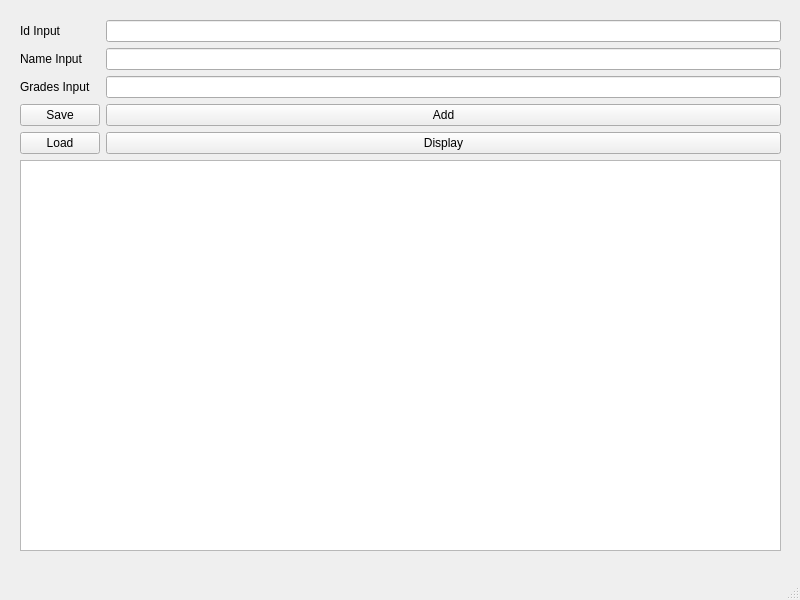
This is LimitedCampus/mainwindow.ui in Funnylinkk/super-duper-palm-tree as Qt 5 draws it before an edit. The edited form follows.
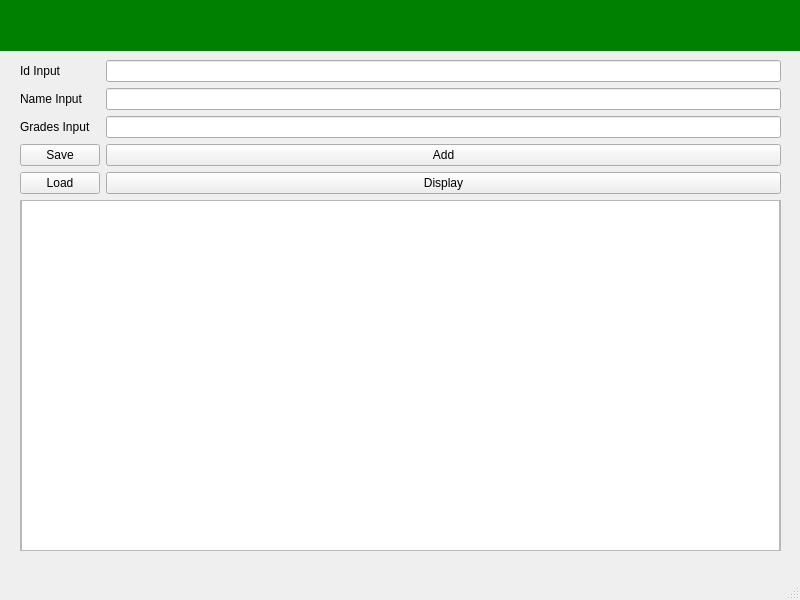
This is the edited form. Icons and pictures are not drawn.

The edit to the form file:
```diff
--- a/LimitedCampus/mainwindow.ui
+++ b/LimitedCampus/mainwindow.ui
@@ -18,9 +18,9 @@
     <property name="geometry">
      <rect>
       <x>20</x>
-      <y>20</y>
+      <y>60</y>
       <width>761</width>
-      <height>531</height>
+      <height>491</height>
      </rect>
     </property>
     <layout class="QFormLayout" name="formLayout">
@@ -83,10 +83,66 @@
       </widget>
      </item>
      <item row="5" column="0" colspan="2">
-      <widget class="QTextEdit" name="outputArea"/>
+      <widget class="QScrollArea" name="scrollArea">
+       <property name="widgetResizable">
+        <bool>true</bool>
+       </property>
+       <widget class="QWidget" name="scrollAreaWidgetContents_2">
+        <property name="geometry">
+         <rect>
+          <x>0</x>
+          <y>0</y>
+          <width>757</width>
+          <height>337</height>
+         </rect>
+        </property>
+        <widget class="QTextEdit" name="outputArea">
+         <property name="geometry">
+          <rect>
+           <x>0</x>
+           <y>-9</y>
+           <width>759</width>
+           <height>391</height>
+          </rect>
+         </property>
+        </widget>
+       </widget>
+      </widget>
      </item>
     </layout>
    </widget>
+   <widget class="QWidget" name="widget" native="true">
+    <property name="geometry">
+     <rect>
+      <x>0</x>
+      <y>0</y>
+      <width>801</width>
+      <height>51</height>
+     </rect>
+    </property>
+    <property name="styleSheet">
+     <string notr="true">background-color: green</string>
+    </property>
+    <widget class="QLabel" name="label">
+     <property name="geometry">
+      <rect>
+       <x>20</x>
+       <y>0</y>
+       <width>111</width>
+       <height>41</height>
+      </rect>
+     </property>
+     <property name="text">
+      <string/>
+     </property>
+     <property name="pixmap">
+      <pixmap resource="resources.qrc">:/logo.png</pixmap>
+     </property>
+     <property name="scaledContents">
+      <bool>true</bool>
+     </property>
+    </widget>
+   </widget>
   </widget>
   <widget class="QMenuBar" name="menubar">
    <property name="geometry">
```
Left out of the diff: 34 changed lines with no effect on the pictures.
